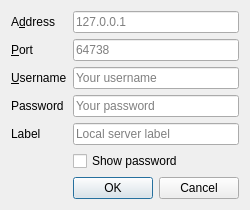
This is src/mumble/ConnectDialogEdit.ui in mumble-voip/mumble as Qt 5 draws it before an edit. The edited form follows.
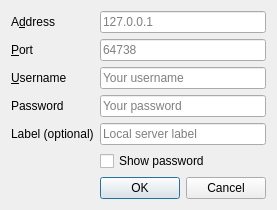
This is the edited form.

Commit message: Add optional label to Label

```diff
--- a/src/mumble/ConnectDialogEdit.ui
+++ b/src/mumble/ConnectDialogEdit.ui
@@ -133,7 +133,7 @@
    <item row="6" column="0">
     <widget class="QLabel" name="qliName">
      <property name="text">
-      <string>Label</string>
+      <string>Label (optional)</string>
      </property>
      <property name="buddy">
       <cstring>qleName</cstring>
```
